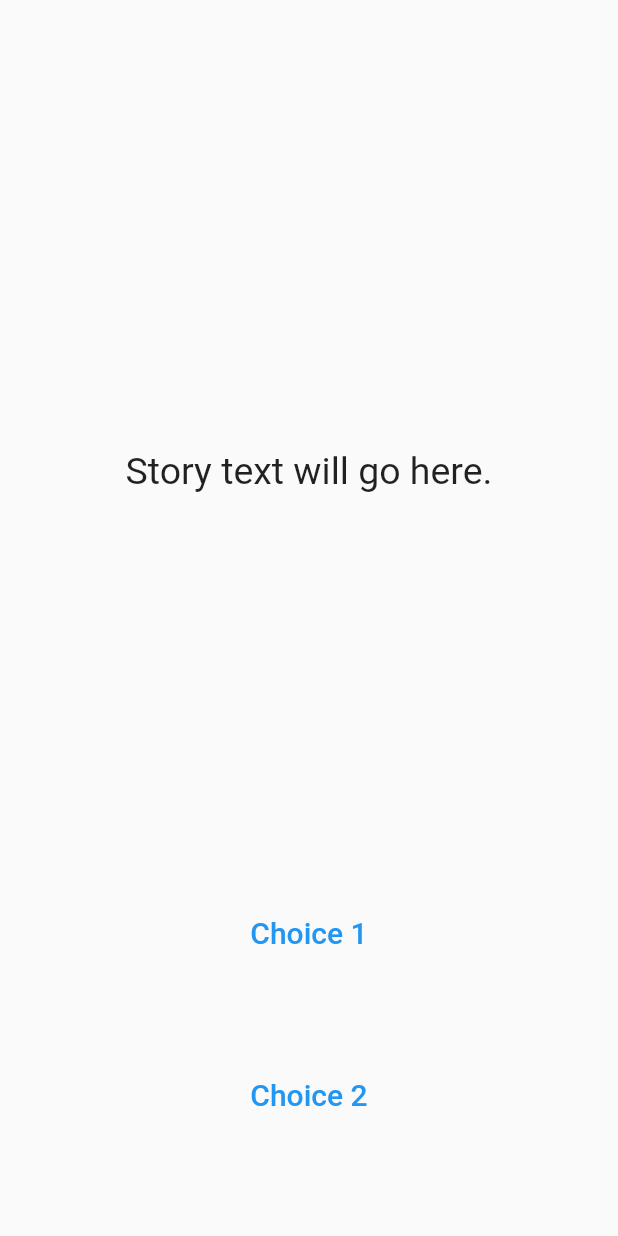
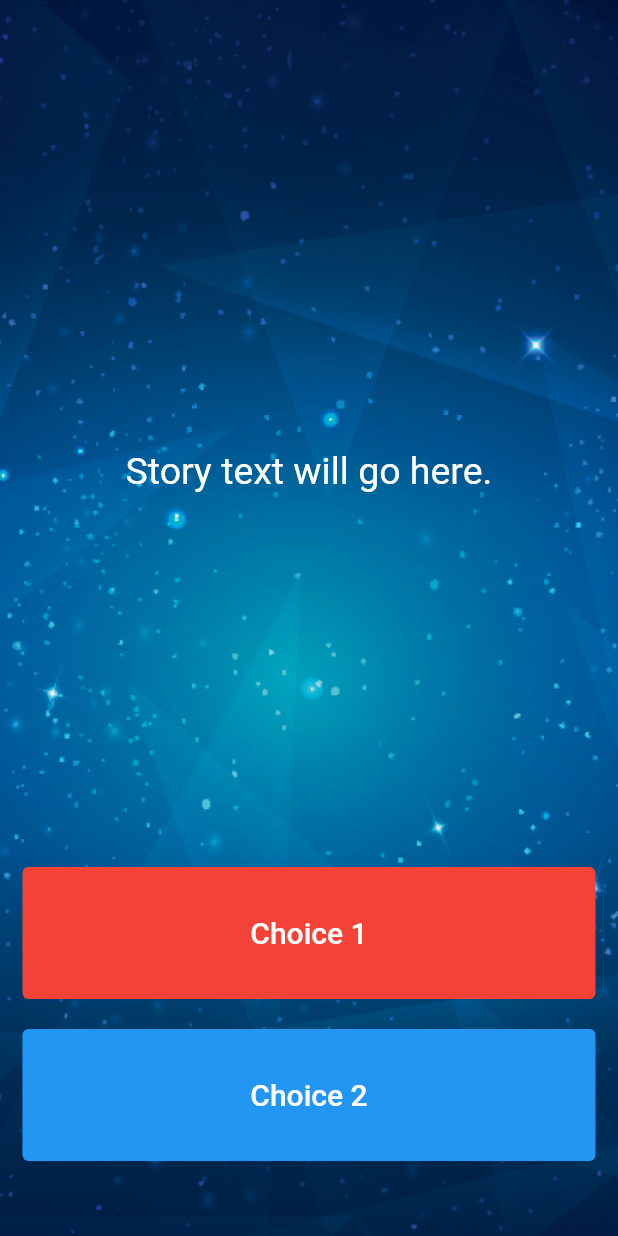
Before and after one commit to Revaldo11/Flutter-destini-challenge, a Flutter app: the StoryPage screen opened directly, on a phone screen of 412 x 824 dp. Run offline on Flutter 3.47's test engine with Material 2 defaults, Android fonts, the phone set to English and light mode, and no system bars.

Commit message:
add background image

```diff
--- a/lib/pages/story_page.dart
+++ b/lib/pages/story_page.dart
@@ -15,6 +15,12 @@ class _StoryPageState extends State<StoryPage> {
     return Scaffold(
       body: Container(
         //TODO: Step 1 - Add background.png to this Container as a background image.
+        decoration: BoxDecoration(
+          image: DecorationImage(
+            image: AssetImage('assets/background.png'),
+            fit: BoxFit.cover,
+          ),
+        ),
         padding: EdgeInsets.symmetric(vertical: 50.0, horizontal: 15.0),
         constraints: BoxConstraints.expand(),
         child: SafeArea(
@@ -29,6 +35,7 @@ class _StoryPageState extends State<StoryPage> {
                     'Story text will go here.',
                     style: TextStyle(
                       fontSize: 25.0,
+                      color: Colors.white,
                     ),
                   ),
                 ),
@@ -40,12 +47,15 @@ class _StoryPageState extends State<StoryPage> {
                     //Choice 1 made by user.
                     //TODO: Step 18 - Call the nextStory() method from storyBrain and pass the number 1 as the choice made by the user.
                   },
-                  // color: Colors.red,
+                  style: TextButton.styleFrom(
+                    backgroundColor: Colors.red,
+                  ),
                   child: Text(
                     //TODO: Step 13 - Use the storyBrain to get the text for choice 1.
                     'Choice 1',
                     style: TextStyle(
                       fontSize: 20.0,
+                      color: Colors.white,
                     ),
                   ),
                 ),
@@ -62,12 +72,15 @@ class _StoryPageState extends State<StoryPage> {
                     //Choice 2 made by user.
                     //TODO: Step 19 - Call the nextStory() method from storyBrain and pass the number 2 as the choice made by the user.
                   },
-                  // color: Colors.blue,
+                  style: TextButton.styleFrom(
+                    backgroundColor: Colors.blue,
+                  ),
                   child: Text(
                     //TODO: Step 14 - Use the storyBrain to get the text for choice 2.
                     'Choice 2',
                     style: TextStyle(
                       fontSize: 20.0,
+                      color: Colors.white,
                     ),
                   ),
                 ),
--- a/pubspec.yaml
+++ b/pubspec.yaml
@@ -58,9 +58,8 @@ flutter:
   uses-material-design: true
 
   # To add assets to your application, add an assets section, like this:
-  # assets:
-  #   - images/a_dot_burr.jpeg
-  #   - images/a_dot_ham.jpeg
+  assets:
+    - assets/
 
   # An image asset can refer to one or more resolution-specific "variants", see
   # https://flutter.dev/assets-and-images/#resolution-aware.
```
Also changed, not shown: lib/main.dart (+5 -99 lines).
